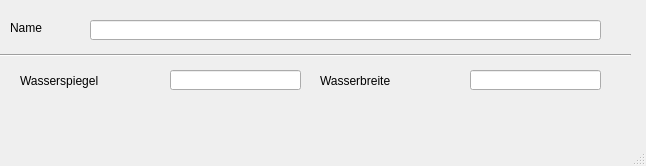
hoettges/QKan, file qkan/forms/qkan_profildaten.ui: the form before one commit.
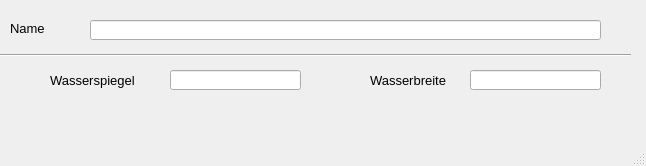
The form after the commit.

```diff
--- a/qkan/forms/qkan_profildaten.ui
+++ b/qkan/forms/qkan_profildaten.ui
@@ -13,6 +13,7 @@
   <property name="font">
    <font>
     <family>Tahoma</family>
+    <pointsize>10</pointsize>
    </font>
   </property>
   <property name="windowTitle">
@@ -35,9 +36,9 @@
    <widget class="QLabel" name="label_20">
     <property name="geometry">
      <rect>
-      <x>20</x>
+      <x>50</x>
       <y>70</y>
-      <width>121</width>
+      <width>100</width>
       <height>21</height>
      </rect>
     </property>
@@ -81,9 +82,9 @@
    <widget class="QLabel" name="label_21">
     <property name="geometry">
      <rect>
-      <x>320</x>
+      <x>370</x>
       <y>70</y>
-      <width>121</width>
+      <width>90</width>
       <height>21</height>
      </rect>
     </property>
```
Left out of the diff: 2 changed lines with no effect on the pictures.
